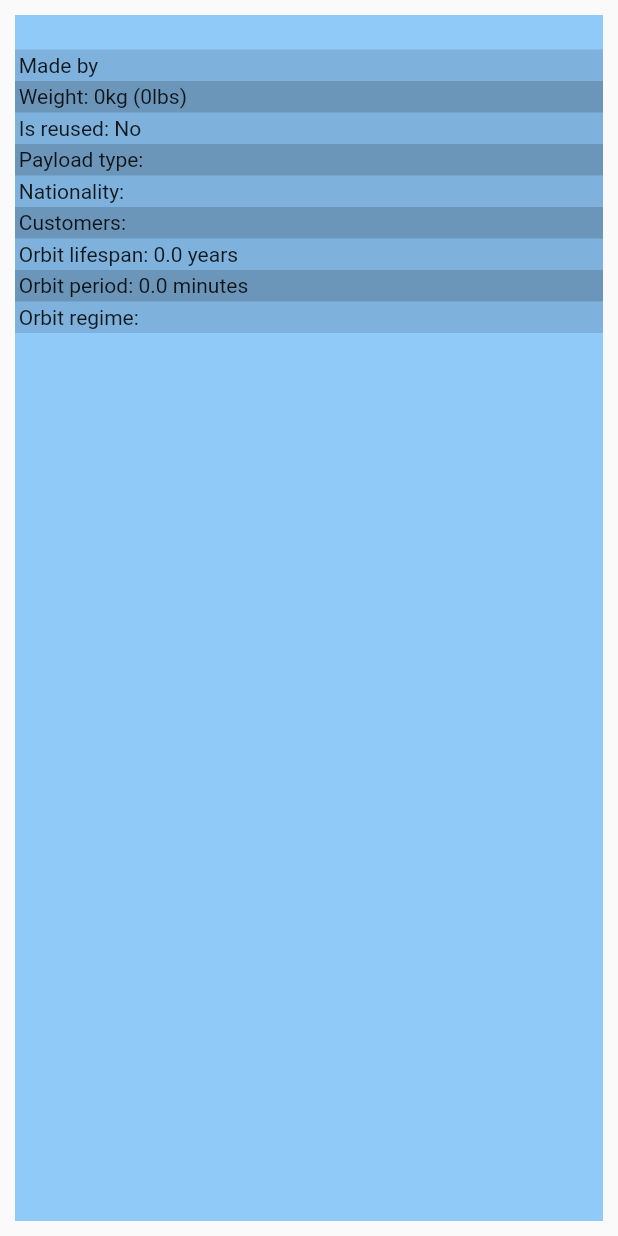
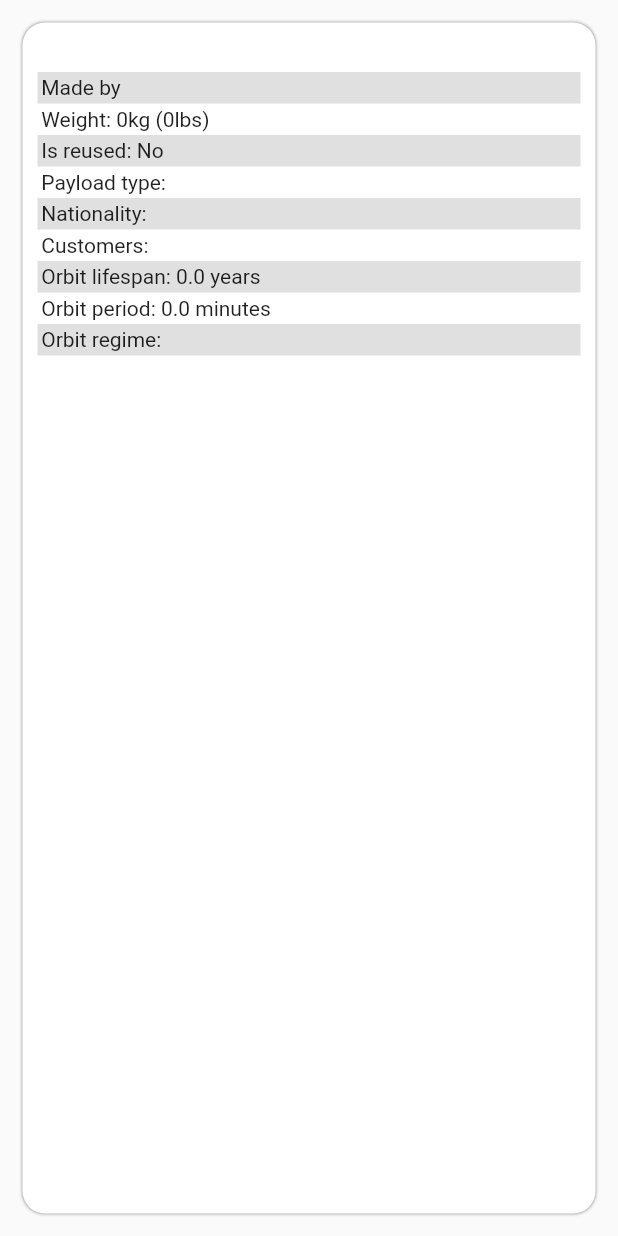
Before and after one commit to Mehigh17/speis-eks, a Flutter app: the PayloadTile widget shown alone on an empty page, opened directly with empty values, on a phone screen of 412 x 824 dp. Run offline on Flutter 3.47's test engine with Material 2 defaults, Android fonts, the phone set to English and light mode, and no system bars; our stand-ins replace bloc, equatable, flutter_bloc; network calls fail.

Commit message:
Make payload tiles white with rounded borders

```diff
--- a/src/lib/widgets/payload_tile.dart
+++ b/src/lib/widgets/payload_tile.dart
@@ -12,8 +12,16 @@ class PayloadTile extends StatelessWidget {
   @override
   Widget build(BuildContext context) {
     return Container(
-      color: Theme.of(context).backgroundColor,
-      margin: EdgeInsets.all(10.0),
+      margin: EdgeInsets.all(15.0),
+      decoration: BoxDecoration(
+        borderRadius: BorderRadius.all(Radius.circular(15.0)),
+        color: Colors.white,
+        boxShadow: <BoxShadow>[
+          BoxShadow(blurRadius: 1.0, color: Colors.black38)
+        ],
+      ),
+      child: Container(
+        padding: EdgeInsets.all(10.0),
         child: Column(
           mainAxisAlignment: MainAxisAlignment.start,
           crossAxisAlignment: CrossAxisAlignment.stretch,
@@ -24,15 +32,19 @@ class PayloadTile extends StatelessWidget {
               style: Theme.of(context).textTheme.title,
             ),
             _evenRow(Text("Made by ${payload.manufacturer}")),
-          _oddRow(Text("Weight: ${payload.massKg}kg (${payload.massLbs}lbs)")),
+            _oddRow(
+                Text("Weight: ${payload.massKg}kg (${payload.massLbs}lbs)")),
             _evenRow(Text("Is reused: ${payload.reused ? 'Yes' : 'No'}")),
             _oddRow(Text("Payload type: ${payload.type}")),
             _evenRow(Text("Nationality: ${payload.nationality}")),
             _oddRow(Text("Customers: ${payload.customers.join(', ')}")),
-          _evenRow(Text("Orbit lifespan: ${payload.orbitParams.lifespan} years")),
-          _oddRow(Text("Orbit period: ${payload.orbitParams.period} minutes")),
+            _evenRow(
+                Text("Orbit lifespan: ${payload.orbitParams.lifespan} years")),
+            _oddRow(
+                Text("Orbit period: ${payload.orbitParams.period} minutes")),
             _evenRow(Text("Orbit regime: ${payload.orbitParams.regime}"))
           ],
+        ),
       ),
     );
   }
@@ -47,7 +59,6 @@ class PayloadTile extends StatelessWidget {
 
   Widget _oddRow(Widget child) {
     return Container(
-      color: Colors.black26,
       padding: EdgeInsets.all(2.5),
       child: child,
     );
```
Lines whose indentation alone changed are shown as unchanged.
